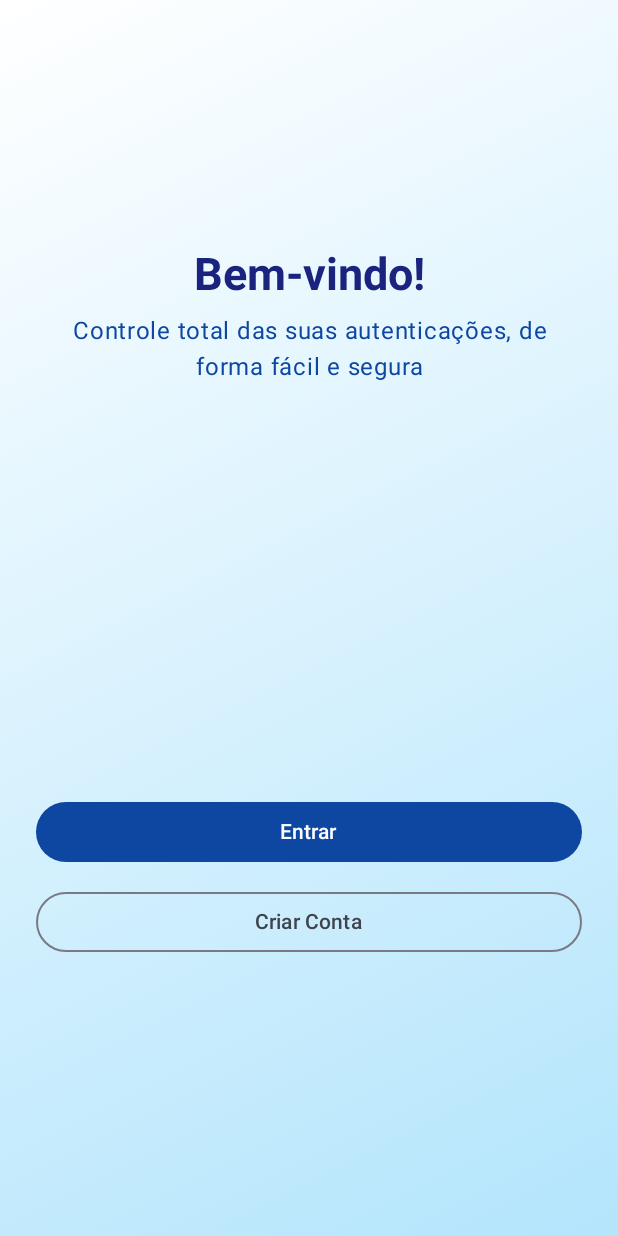
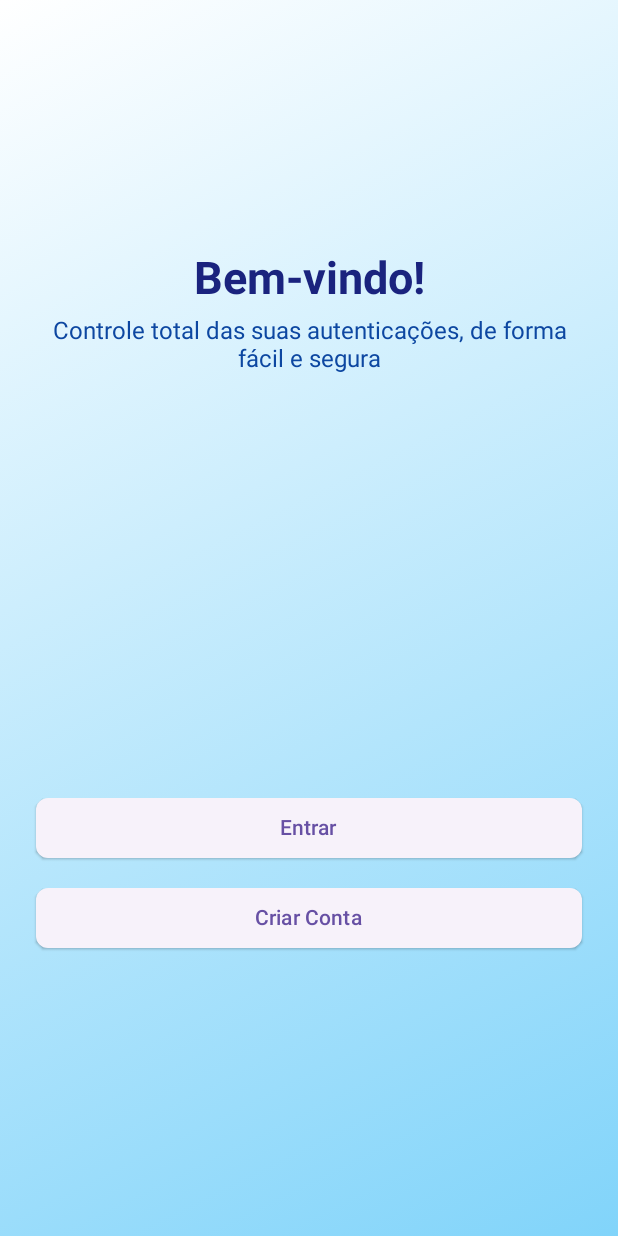
Before and after one commit to Murilo8e/PI3-Turma5-3, an Android app built with Jetpack Compose: the screen it shows after launch (WelcomeActivity), on a phone screen of 412 x 824 dp. Run offline under Robolectric (Android 15) with nearby library versions, the phone set to English and light mode, and no system bars.

Commit message:
feat : button adjustments

```diff
--- a/app/src/main/java/com/example/fireauthtest/WelcomeActivity.kt
+++ b/app/src/main/java/com/example/fireauthtest/WelcomeActivity.kt
@@ -7,8 +7,9 @@ import androidx.activity.compose.setContent
 import androidx.activity.enableEdgeToEdge
 import androidx.compose.foundation.background
 import androidx.compose.foundation.layout.*
+import androidx.compose.foundation.shape.RoundedCornerShape
 import androidx.compose.material3.*
-import androidx.compose.runtime.Composable
+import androidx.compose.runtime.*
 import androidx.compose.ui.Alignment
 import androidx.compose.ui.Modifier
 import androidx.compose.ui.graphics.Brush
@@ -20,28 +21,54 @@ import androidx.compose.ui.text.style.TextAlign
 import androidx.compose.ui.tooling.preview.Preview
 import androidx.compose.ui.unit.dp
 import androidx.compose.ui.unit.sp
-import com.example.fireauthtest.ui.theme.FireAuthTestTheme
+import kotlinx.coroutines.delay
 
 class WelcomeActivity : ComponentActivity() {
     override fun onCreate(savedInstanceState: Bundle?) {
         super.onCreate(savedInstanceState)
         enableEdgeToEdge()
         setContent {
-            FireAuthTestTheme {
-                welcomeScreen()
-            }
+            WelcomeScreen()
         }
     }
 }
 
+@Preview
 @Composable
-@Preview(showBackground = true)
-fun welcomeScreen() {
+fun WelcomeScreen() {
+    var showSplashScreen by remember { mutableStateOf(true) }
+
+    LaunchedEffect(Unit) {
+        delay(3000)
+        showSplashScreen = false
+    }
+
+    if (showSplashScreen) {
+        SplashScreen()
+    } else {
+        MainContent()
+    }
+}
+
+@Composable
+fun SplashScreen() {
+    Box(
+        modifier = Modifier
+            .fillMaxSize()
+            .background(Color(0, 61, 177)),
+        contentAlignment = Alignment.Center
+    ) {
+        // Use o recurso correto aqui (coloque sua logo no drawable)
+        Text("SuperID", color = Color.White, fontSize = 30.sp, fontWeight = FontWeight.Bold)
+    }
+}
+
+@Composable
+fun MainContent() {
     val context = LocalContext.current
 
-    // Gradiente de branco para azul claro (diagonal)7
     val gradientBrush = Brush.linearGradient(
-        colors = listOf(Color.White, Color(0xFFB3E5FC))
+        colors = listOf(Color.White, Color(0xFF81D4FA)) // Azul claro mais forte
     )
 
     Box(
@@ -82,25 +109,24 @@ fun welcomeScreen() {
                 verticalArrangement = Arrangement.spacedBy(12.dp),
                 modifier = Modifier.fillMaxWidth()
             ) {
-                Button(
+                ElevatedButton(
                     onClick = {
                         val intent = Intent(context, SignInActivity::class.java)
                         context.startActivity(intent)
                     },
-                    colors = ButtonDefaults.buttonColors(
-                        containerColor = Color(0xFF0D47A1)
-                    ),
-                    modifier = Modifier.fillMaxWidth()
+                    modifier = Modifier.fillMaxWidth(),
+                    shape = RoundedCornerShape(8.dp)
                 ) {
                     Text("Entrar")
                 }
 
-                OutlinedButton(
+                ElevatedButton(
                     onClick = {
                         val intent = Intent(context, SignUpActivity::class.java)
                         context.startActivity(intent)
                     },
-                    modifier = Modifier.fillMaxWidth()
+                    modifier = Modifier.fillMaxWidth(),
+                    shape = RoundedCornerShape(8.dp)
                 ) {
                     Text("Criar Conta")
                 }
```
